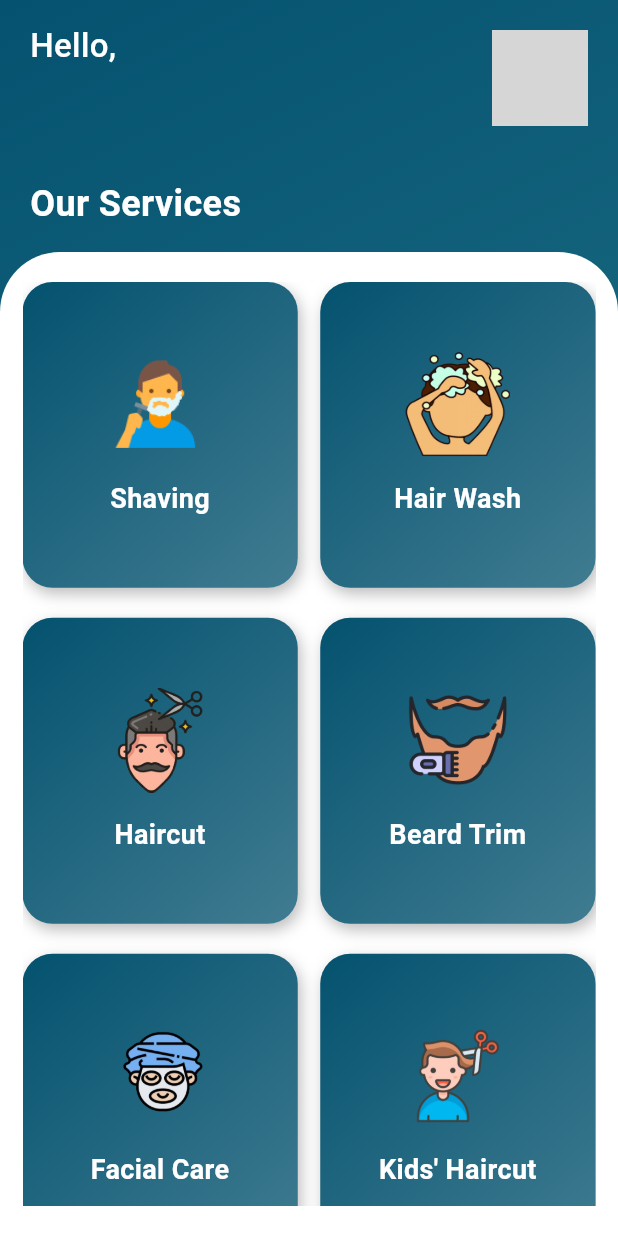
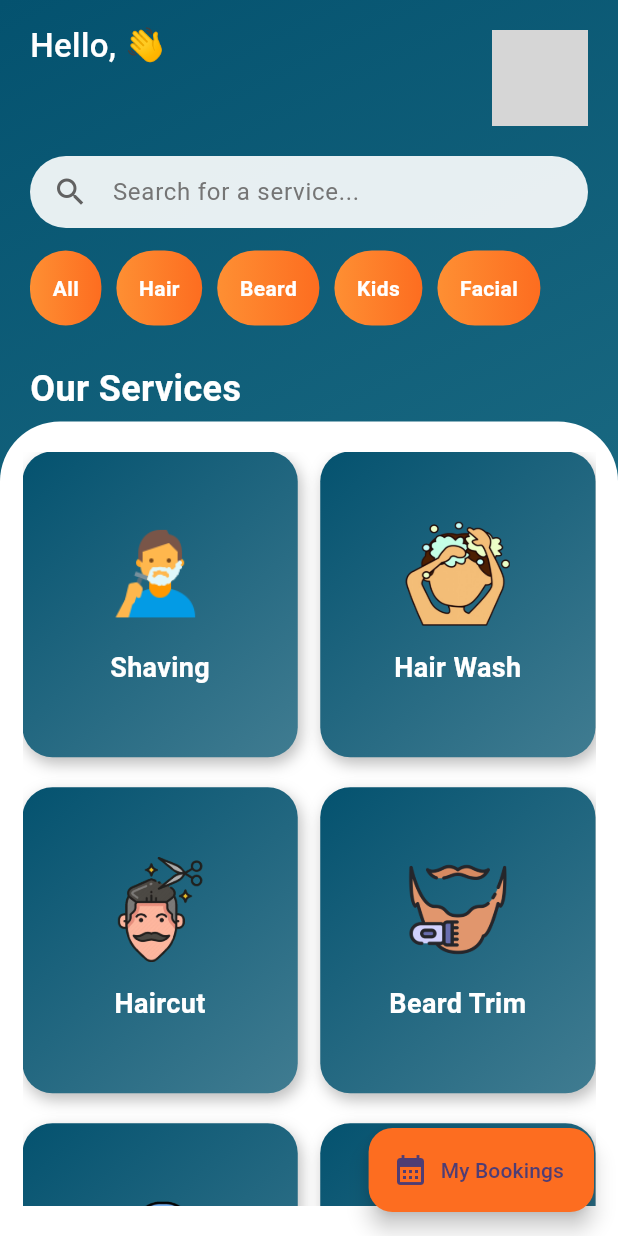
Before and after one commit to tusharkale1504/VK-Shop, a Flutter app: the Home screen opened directly, on a phone screen of 412 x 824 dp. Run offline on Flutter 3.47's test engine with Material 3 defaults, Android fonts, the phone set to English and light mode, and no system bars; our stand-ins replace cloud_firestore, firebase_auth, firebase_core, random_string, shared_preferences; missing offline and left inert: flutter_recaptcha_v2_compat; accounts and stored records are empty; grey boxes are pictures that could not be loaded.

Commit message:
Added d new

```diff
--- a/lib/pages/home.dart
+++ b/lib/pages/home.dart
@@ -1,5 +1,6 @@
 import 'package:flutter/material.dart';
 import 'package:vk_shop/pages/booking.dart';
+import 'package:vk_shop/pages/my_bookings.dart';
 import 'package:vk_shop/services/shared_pref.dart';
 
 class Home extends StatefulWidget {
@@ -11,6 +12,7 @@ class Home extends StatefulWidget {
 
 class _HomeState extends State<Home> {
   String? name, image;
+  final TextEditingController _searchController = TextEditingController();
 
   getthedatafromsharedpref() async {
     name = await SharedpreferenceHelper().getUserName();
@@ -55,20 +57,29 @@ class _HomeState extends State<Home> {
             children: [
               // Header Section
               Padding(
-                padding: const EdgeInsets.symmetric(horizontal: 20.0, vertical: 15),
+                padding:
+                    const EdgeInsets.symmetric(horizontal: 20.0, vertical: 15),
                 child: Row(
                   mainAxisAlignment: MainAxisAlignment.spaceBetween,
                   children: [
                     Column(
                       crossAxisAlignment: CrossAxisAlignment.start,
                       children: [
-                        Text("Hello,",
+                        Row(
+                          children: [
+                            Text("Hello, ",
                                 style: TextStyle(
                                     color: Colors.white,
                                     fontSize: 22,
                                     fontWeight: FontWeight.w500)),
+                            Text("👋",
+                                style: TextStyle(
+                                  fontSize: 22,
+                                )),
+                          ],
+                        ),
                         SizedBox(height: 5),
-                        Text(name ?? "",
+                        Text(name ?? "Guest",
                             style: TextStyle(
                                 color: Colors.orangeAccent,
                                 fontSize: 26,
@@ -77,18 +88,60 @@ class _HomeState extends State<Home> {
                     ),
                     CircleAvatar(
                       radius: 32,
-                      backgroundImage:
-                          (image != null && image!.isNotEmpty)
+                      backgroundImage: (image != null && image!.isNotEmpty)
                           ? NetworkImage(image!)
                           : AssetImage("images/profile.png") as ImageProvider,
                     )
                   ],
                 ),
               ),
+              // Search Bar
+              Padding(
+                padding: const EdgeInsets.symmetric(horizontal: 20.0),
+                child: Container(
+                  padding: EdgeInsets.symmetric(horizontal: 15),
+                  decoration: BoxDecoration(
+                    color: Colors.white.withOpacity(0.9),
+                    borderRadius: BorderRadius.circular(30),
+                  ),
+                  child: TextField(
+                    controller: _searchController,
+                    decoration: InputDecoration(
+                      border: InputBorder.none,
+                      hintText: "Search for a service...",
+                      hintStyle: TextStyle(color: Colors.grey[600]),
+                      icon: Icon(Icons.search, color: Colors.grey[700]),
+                    ),
+                    onChanged: (value) {
+                      setState(() {});
+                    },
+                  ),
+                ),
+              ),
+              SizedBox(height: 15),
+
+              // Categories (Horizontal Scroll)
+              Container(
+                height: 50,
+                child: ListView(
+                  scrollDirection: Axis.horizontal,
+                  padding: EdgeInsets.symmetric(horizontal: 20),
+                  children: [
+                    _buildCategoryChip("All"),
+                    _buildCategoryChip("Hair"),
+                    _buildCategoryChip("Beard"),
+                    _buildCategoryChip("Kids"),
+                    _buildCategoryChip("Facial"),
+                  ],
+                ),
+              ),
+
+              SizedBox(height: 20),
 
               // Section Title
               Padding(
-                padding: const EdgeInsets.symmetric(horizontal: 20.0, vertical: 15),
+                padding:
+                    const EdgeInsets.symmetric(horizontal: 20.0, vertical: 5),
                 child: Text(
                   "Our Services",
                   style: TextStyle(
@@ -119,17 +172,24 @@ class _HomeState extends State<Home> {
                       childAspectRatio: 0.9,
                     ),
                     itemBuilder: (context, index) {
+                      String serviceName = services[index]["title"]!;
+                      if (_searchController.text.isNotEmpty &&
+                          !serviceName.toLowerCase().contains(
+                              _searchController.text.toLowerCase())) {
+                        return SizedBox.shrink();
+                      }
                       return GestureDetector(
                         onTap: () {
                           Navigator.push(
                             context,
                             MaterialPageRoute(
-                              builder: (context) => Booking(
-                                  service: services[index]["title"]!),
+                              builder: (context) =>
+                                  Booking(service: serviceName),
                             ),
                           );
                         },
-                        child: Container(
+                        child: AnimatedContainer(
+                          duration: Duration(milliseconds: 300),
                           decoration: BoxDecoration(
                             gradient: LinearGradient(
                               colors: [Color(0xFF04526F), Color(0xFF407C91)],
@@ -156,7 +216,7 @@ class _HomeState extends State<Home> {
                               ),
                               SizedBox(height: 15),
                               Text(
-                                services[index]["title"]!,
+                                serviceName,
                                 textAlign: TextAlign.center,
                                 style: TextStyle(
                                   color: Colors.white,
@@ -176,6 +236,41 @@ class _HomeState extends State<Home> {
           ),
         ),
       ),
+      // Floating Action Button for My Bookings
+      floatingActionButton: FloatingActionButton.extended(
+        backgroundColor: Color(0xFFfd6d20),
+        icon: Icon(Icons.calendar_month),
+        label: Text("My Bookings"),
+        onPressed: () {
+
+          Navigator.push(
+            context,
+            MaterialPageRoute(
+              builder: (context) => MyBookings(),
+            ),
+          );
+
+        },
+      ),
+    );
+  }
+
+  Widget _buildCategoryChip(String label) {
+    return Container(
+      margin: EdgeInsets.only(right: 10),
+      padding: EdgeInsets.symmetric(horizontal: 15, vertical: 10),
+      decoration: BoxDecoration(
+        gradient: LinearGradient(
+          colors: [Color(0xFFfe8f33), Color(0xFFfd6d20)],
+        ),
+        borderRadius: BorderRadius.circular(25),
+      ),
+      child: Center(
+        child: Text(
+          label,
+          style: TextStyle(color: Colors.white, fontWeight: FontWeight.bold),
+        ),
+      ),
     );
   }
 }
```
Also changed, not shown: lib/pages/login.dart (+23 -14 lines), lib/pages/my_bookings.dart (added, +235 -0 lines), lib/pages/onboarding.dart (+106 -17 lines), lib/services/shared_pref.dart (+13 -5 lines). Lines whose indentation alone changed are shown as unchanged.
